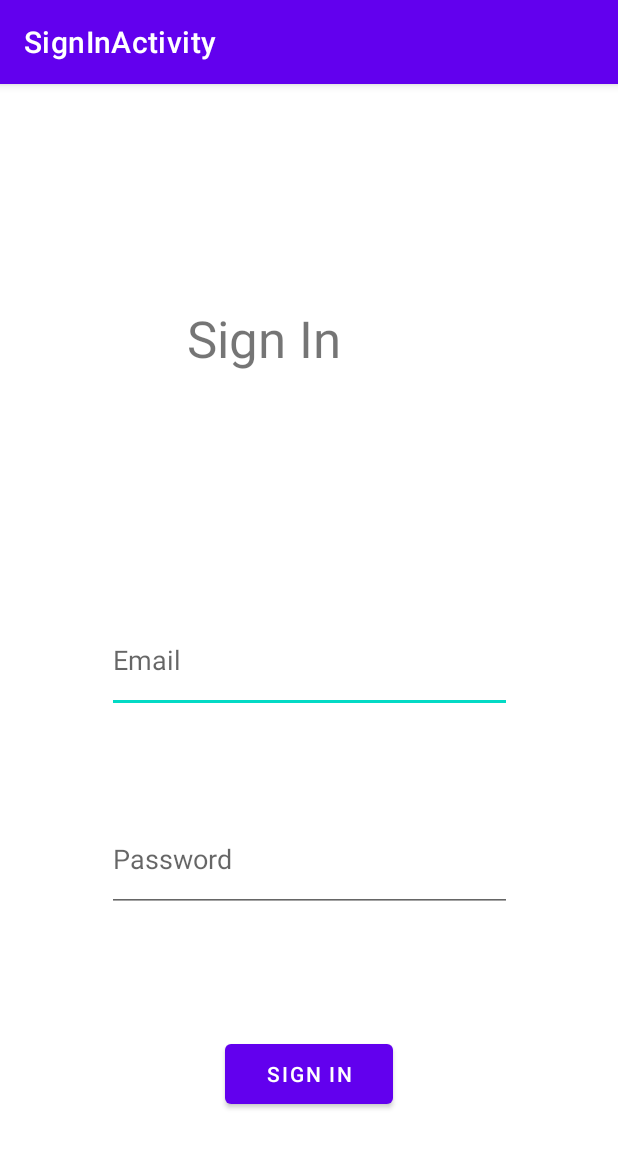
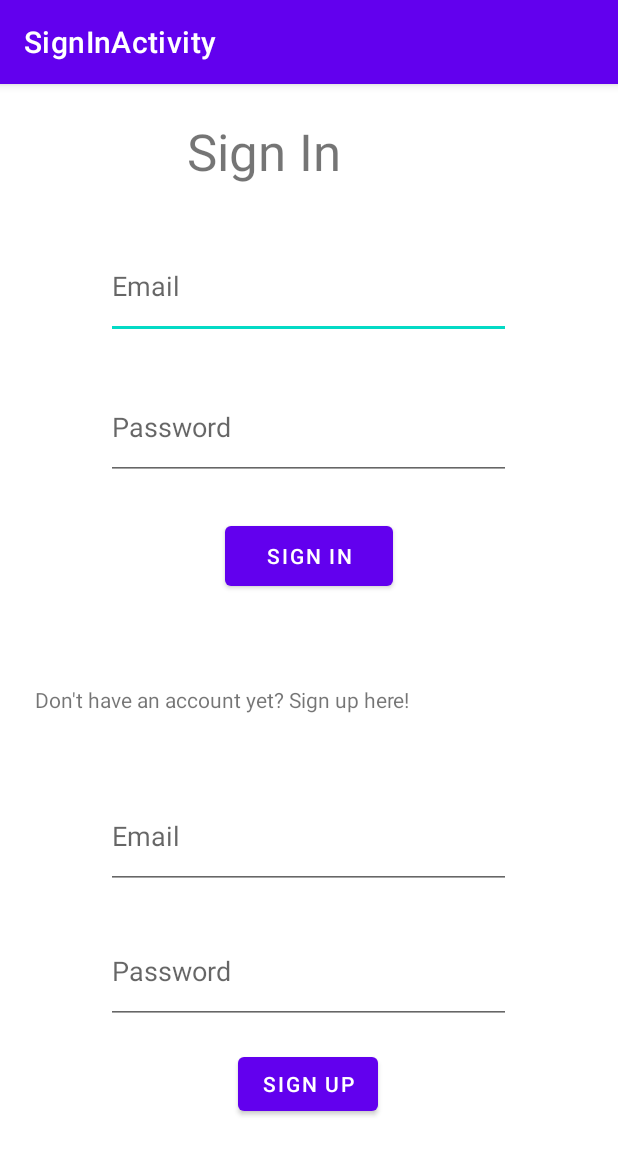
Before and after one commit to git-mad/fitness2023, an Android app: the screen it shows after launch (SignInActivity), on a phone screen of 412 x 824 dp. Shown: the top 1155 px of the screen. Run offline under Robolectric (Android 15) with nearby library versions, the light colour scheme and no system bars; our stand-ins replace Firebase (no records; nobody signed in at launch, a user with empty details on screens opened directly), navigation-ui.

Commit message:
Added sign up functionality

```diff
--- a/app/src/main/java/com/example/gitmadfitness/MainActivity.kt
+++ b/app/src/main/java/com/example/gitmadfitness/MainActivity.kt
@@ -2,6 +2,7 @@
 
 import android.content.Intent
 import android.os.Bundle
+import android.util.Log
 import com.google.android.material.snackbar.Snackbar
 import androidx.appcompat.app.AppCompatActivity
 import androidx.navigation.findNavController
@@ -36,7 +37,9 @@
         setSupportActionBar(binding.toolbar)
 
         auth = Firebase.auth
+        Log.d("AUTH", "created auth")
         if (auth.currentUser == null) {
+            Log.d("AUTH", "User not logged in")
             startActivity(Intent(this, SignInActivity::class.java))
             finish()
             return
@@ -52,6 +55,17 @@
         }
 
 
+    }
+
+    override fun onStart() {
+        super.onStart()
+        val currentUser = auth.currentUser
+        if (currentUser == null) {
+            Log.d("AUTH", "User not logged in")
+            startActivity(Intent(this, SignInActivity::class.java))
+            finish()
+            return
+        }
     }
 
     override fun onCreateOptionsMenu(menu: Menu): Boolean {
--- a/app/src/main/java/com/example/gitmadfitness/SignInActivity.kt
+++ b/app/src/main/java/com/example/gitmadfitness/SignInActivity.kt
@@ -44,9 +44,30 @@
                 }
         }
 
+        // add sign up button functionality
+        binding.btnSignUp.setOnClickListener {
+            val email = binding.etEmailSignUp.text.toString()
+            val password = binding.etPasswordSignUp.text.toString()
+
+            auth.createUserWithEmailAndPassword(email, password)
+                .addOnCompleteListener(this) { task ->
+                    if (task.isSuccessful) {
+                        Log.d(TAG, "Sign in successful")
+                        startActivity(Intent(this, MainActivity::class.java))
+                        finish()
+                    } else {
+                        Toast.makeText(
+                            this,
+                            "Invalid email and password",
+                            Toast.LENGTH_SHORT
+                        ).show()
+                    }
+                }
+        }
+
     }
 
     companion object {
-        val TAG = "SIGN-IN:"
+        val TAG = "SIGN-IN"
     }
 }
--- a/app/src/main/res/layout/activity_sign_in.xml
+++ b/app/src/main/res/layout/activity_sign_in.xml
@@ -9,25 +9,53 @@
         android:id="@+id/et_email"
         android:layout_width="270dp"
         android:layout_height="70dp"
+        android:layout_marginTop="100dp"
         android:ems="10"
         android:hint="@string/enter_email"
         android:inputType="textEmailAddress"
-        app:layout_constraintBottom_toBottomOf="parent"
         app:layout_constraintEnd_toEndOf="parent"
+        app:layout_constraintHorizontal_bias="0.496"
         app:layout_constraintStart_toStartOf="parent"
         app:layout_constraintTop_toTopOf="parent" />
+
+    <EditText
+        android:id="@+id/et_email_sign_up"
+        android:layout_width="270dp"
+        android:layout_height="70dp"
+        android:layout_marginTop="24dp"
+        android:ems="10"
+        android:hint="@string/enter_email"
+        android:inputType="textEmailAddress"
+        app:layout_constraintEnd_toEndOf="parent"
+        app:layout_constraintHorizontal_bias="0.496"
+        app:layout_constraintStart_toStartOf="parent"
+        app:layout_constraintTop_toBottomOf="@+id/textView2" />
 
     <EditText
         android:id="@+id/et_password"
         android:layout_width="270dp"
         android:layout_height="70dp"
-        android:layout_marginBottom="216dp"
+        android:layout_marginTop="24dp"
         android:ems="10"
         android:hint="@string/enter_password"
         android:inputType="textPassword"
-        app:layout_constraintBottom_toBottomOf="parent"
         app:layout_constraintEnd_toEndOf="parent"
-        app:layout_constraintStart_toStartOf="parent" />
+        app:layout_constraintHorizontal_bias="0.496"
+        app:layout_constraintStart_toStartOf="parent"
+        app:layout_constraintTop_toBottomOf="@+id/et_email" />
+
+    <EditText
+        android:id="@+id/et_password_sign_up"
+        android:layout_width="270dp"
+        android:layout_height="70dp"
+        android:layout_marginTop="20dp"
+        android:ems="10"
+        android:hint="@string/enter_password"
+        android:inputType="textPassword"
+        app:layout_constraintEnd_toEndOf="parent"
+        app:layout_constraintHorizontal_bias="0.496"
+        app:layout_constraintStart_toStartOf="parent"
+        app:layout_constraintTop_toBottomOf="@+id/et_email_sign_up" />
 
     <TextView
         android:id="@+id/textView"
@@ -45,8 +73,38 @@
         android:layout_width="112dp"
         android:layout_height="52dp"
         android:text="@string/sign_in"
-        app:layout_constraintBottom_toBottomOf="parent"
+        app:layout_constraintBottom_toTopOf="@+id/guideline"
         app:layout_constraintEnd_toEndOf="parent"
         app:layout_constraintStart_toStartOf="parent"
         app:layout_constraintTop_toBottomOf="@+id/et_password" />
+
+    <androidx.constraintlayout.widget.Guideline
+        android:id="@+id/guideline"
+        android:layout_width="wrap_content"
+        android:layout_height="wrap_content"
+        android:orientation="horizontal"
+        app:layout_constraintGuide_begin="365dp" />
+
+    <TextView
+        android:id="@+id/textView2"
+        android:layout_width="364dp"
+        android:layout_height="42dp"
+        android:layout_marginTop="36dp"
+        android:text="@string/sign_up"
+        app:layout_constraintEnd_toEndOf="parent"
+        app:layout_constraintHorizontal_bias="0.489"
+        app:layout_constraintStart_toStartOf="parent"
+        app:layout_constraintTop_toTopOf="@+id/guideline" />
+
+    <Button
+        android:id="@+id/btn_sign_up"
+        android:layout_width="wrap_content"
+        android:layout_height="wrap_content"
+        android:layout_marginTop="16dp"
+        android:text="@string/btn_sign_up"
+        app:layout_constraintEnd_toEndOf="parent"
+        app:layout_constraintHorizontal_bias="0.498"
+        app:layout_constraintStart_toStartOf="parent"
+        app:layout_constraintTop_toBottomOf="@+id/et_password_sign_up" />
+
 </androidx.constraintlayout.widget.ConstraintLayout>
--- a/app/src/main/res/values/strings.xml
+++ b/app/src/main/res/values/strings.xml
@@ -13,6 +13,8 @@
     <string name="enter_email">Email </string>
     <string name="enter_password">Password</string>
     <string name="title_activity_sign_in">SignInActivity</string>
+    <string name="sign_up">Don\'t have an account yet? Sign up here!</string>
+    <string name="btn_sign_up">Sign Up</string>
 
     <string name="lorem_ipsum">
         Lorem ipsum dolor sit amet, consectetur adipiscing elit. Nam in scelerisque sem. Mauris
```
